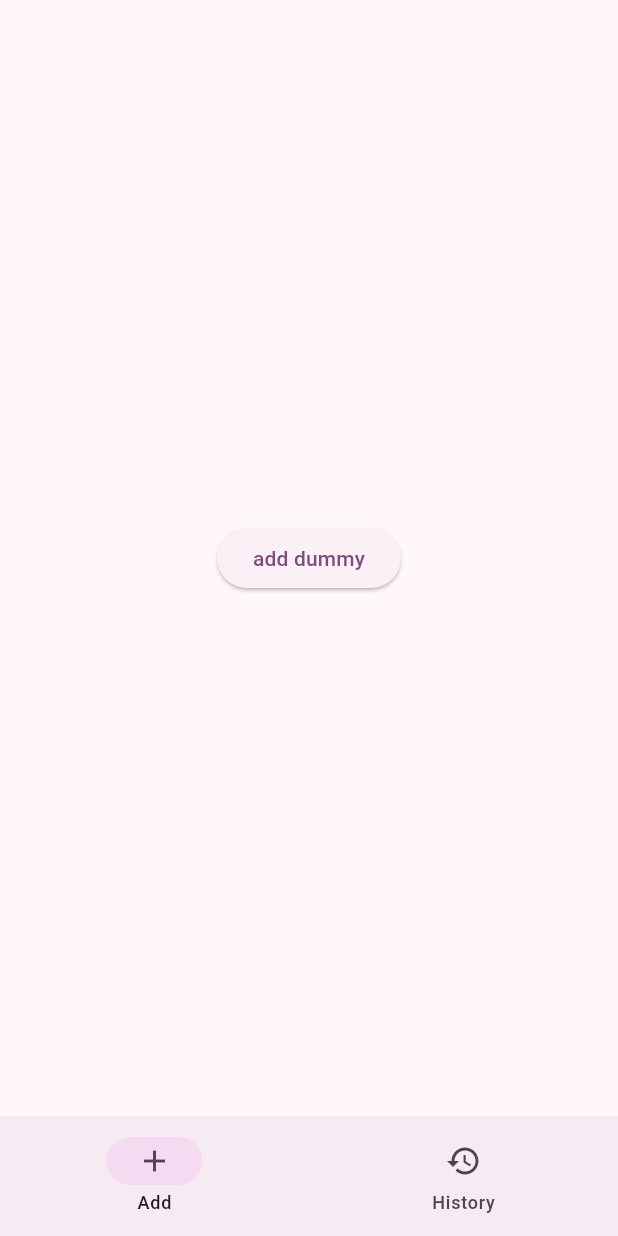
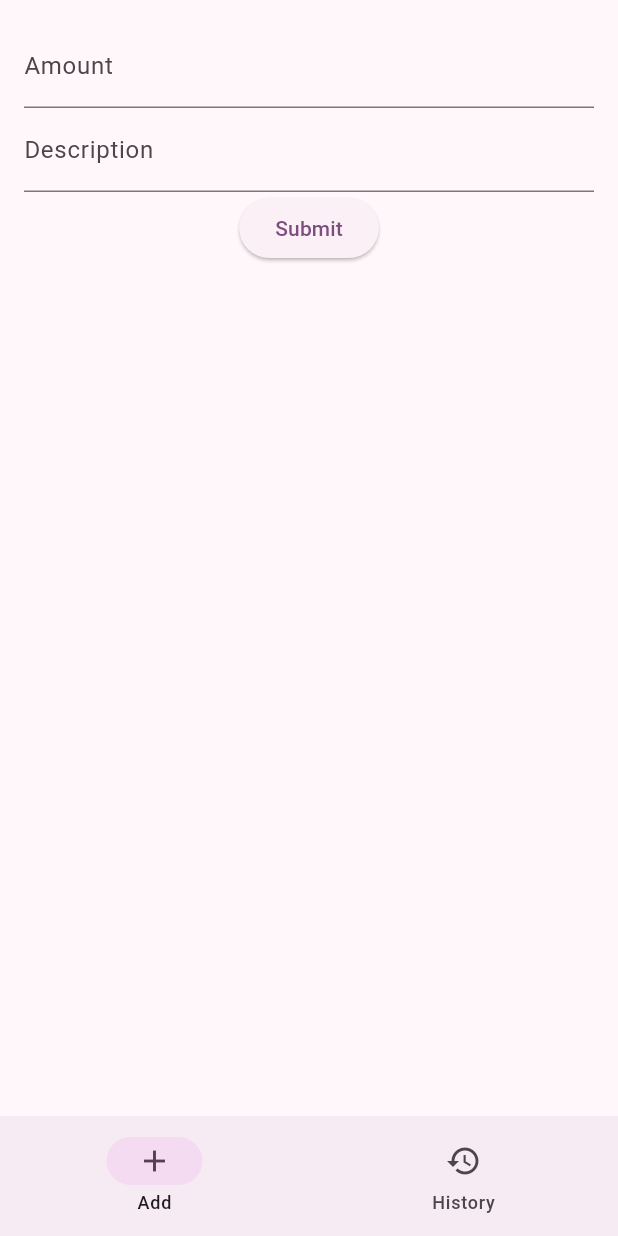
Before and after one commit to MicTheFox/expense_tracker, a Flutter app: the screen it shows after launch, on a phone screen of 412 x 824 dp. Run offline on Flutter 3.47's test engine with Material 3 defaults, Android fonts, the phone set to English and light mode, and no system bars; our stand-ins replace equatable, flutter_bloc, go_router, objectbox; generated files the repository leaves out were written again.

Commit message:
add addExpense form

```diff
--- a/lib/expense/data_models/expense.dart
+++ b/lib/expense/data_models/expense.dart
@@ -45,7 +45,13 @@ class Expense extends Equatable {
   });
 
   @override
-  List<Object?> get props => [id];
+  List<Object?> get props => [
+    id,
+    createdAt,
+    expenseDateTime,
+    amount,
+    description,
+  ];
 }
 
 enum Category {
--- a/lib/expense/repository/local_expense_repository.dart
+++ b/lib/expense/repository/local_expense_repository.dart
@@ -20,6 +20,9 @@ final class LocalExpenseRepository implements ExpenseRepository {
 
   @override
   Future<int> put(Expense expense) async {
-    return db.put(expense);
+    final id = db.put(expense);
+
+    _expenseUpdateController.add(expense);
+    return id;
   }
 }
--- a/lib/expense/state/expense_cubit.dart
+++ b/lib/expense/state/expense_cubit.dart
@@ -11,9 +11,11 @@ class ExpenseCubit extends Cubit<ExpenseState> {
 
   void add(Expense expense) async {
     try {
+      emit(ExpenseAdding(expense: expense));
       expenseRepository.put(expense);
 
       emit(ExpenseAdded(expense: expense));
+      emit(ExpenseEmpty());
     } catch (_) {
       emit(ExpenseAddedError(expense: expense));
     }
--- a/lib/expense/state/expense_state.dart
+++ b/lib/expense/state/expense_state.dart
@@ -6,6 +6,15 @@ sealed class ExpenseState extends Equatable {}
 final class ExpenseEmpty extends ExpenseState {
   @override
   List<Object?> get props => [];
+}
+
+final class ExpenseAdding extends ExpenseState {
+  final Expense expense;
+
+  ExpenseAdding({required this.expense});
+
+  @override
+  List<Object?> get props => [expense];
 }
 
 final class ExpenseAdded extends ExpenseState {
--- /dev/null
+++ b/lib/expense/widgets/add_expense_form.dart
@@ -0,0 +1,68 @@
+import 'package:expense_tracker/expense/data_models/expense.dart';
+import 'package:expense_tracker/expense/state/expense_cubit.dart';
+import 'package:flutter/material.dart';
+import 'package:flutter_bloc/flutter_bloc.dart';
+
+class AddExpenseForm extends StatelessWidget {
+  final bool isLoading;
+  AddExpenseForm({super.key, required this.isLoading});
+
+  final _formKey = GlobalKey<FormState>();
+
+  final _amountController = TextEditingController();
+  final _descriptionController = TextEditingController();
+  final DateTime _expenseDateTime = DateTime.now();
+
+  @override
+  Widget build(BuildContext context) {
+    return Form(
+      key: _formKey,
+      child: Column(
+        children: [
+          TextFormField(
+            controller: _amountController,
+            decoration: const InputDecoration(labelText: 'Amount'),
+            validator: (value) {
+              if (value == null || value.isEmpty) {
+                return 'Please enter some amount';
+              }
+
+              final amount = double.tryParse(value);
+              if (amount == null) {
+                return 'Please enter a valid amount';
+              }
+              return null;
+            },
+          ),
+          TextFormField(
+            controller: _descriptionController,
+            keyboardType: TextInputType.multiline,
+            maxLines: null,
+            decoration: const InputDecoration(labelText: 'Description'),
+          ),
+          ElevatedButton(
+            onPressed:
+                isLoading
+                    ? null
+                    : () {
+                      if (_formKey.currentState!.validate()) {
+                        final expense = Expense(
+                          createdAt: DateTime.now(),
+                          expenseDateTime: _expenseDateTime,
+                          amount: double.parse(_amountController.text),
+                          description: _descriptionController.text,
+                        );
+
+                        context.read<ExpenseCubit>().add(expense);
+                      }
+                    },
+            child:
+                isLoading
+                    ? const CircularProgressIndicator()
+                    : const Text('Submit'),
+          ),
+        ],
+      ),
+    );
+  }
+}
--- a/lib/expense/widgets/add_expense_page.dart
+++ b/lib/expense/widgets/add_expense_page.dart
@@ -1,6 +1,7 @@
 import 'package:expense_tracker/expense/data_models/expense.dart';
 import 'package:expense_tracker/expense/state/expense_cubit.dart';
 import 'package:expense_tracker/expense/state/expense_state.dart';
+import 'package:expense_tracker/expense/widgets/add_expense_form.dart';
 import 'package:flutter/material.dart';
 import 'package:flutter_bloc/flutter_bloc.dart';
 
@@ -9,36 +10,16 @@ class AddExpensePage extends StatelessWidget {
 
   @override
   Widget build(BuildContext context) {
-    return BlocBuilder<ExpenseCubit, ExpenseState>(
-      builder:
-          (context, state) => switch (state) {
-            ExpenseEmpty() => const _Empty(),
-            ExpenseAdded() => _Added(expense: state.expense),
-            ExpenseAddedError() => const _Error(),
-          },
-    );
-  }
-}
-
-class _Empty extends StatelessWidget {
-  const _Empty();
-
-  @override
-  Widget build(BuildContext context) {
-    return Center(
-      child: ElevatedButton(
-        onPressed: () {
-          final dummy = Expense(
-            createdAt: DateTime.now(),
-            expenseDateTime: DateTime.now(),
-            amount: 12.98,
-            category: Category.travel,
-            description: 'description',
-          );
-
-          context.read<ExpenseCubit>().add(dummy);
-        },
-        child: const Text('add dummy'),
+    return Padding(
+      padding: const EdgeInsets.all(16),
+      child: BlocBuilder<ExpenseCubit, ExpenseState>(
+        builder:
+            (context, state) => switch (state) {
+              ExpenseEmpty() => AddExpenseForm(isLoading: false),
+              ExpenseAdding() => AddExpenseForm(isLoading: true),
+              ExpenseAdded() => _Added(expense: state.expense),
+              ExpenseAddedError() => const _Error(),
+            },
       ),
     );
   }
--- a/lib/router/router.dart
+++ b/lib/router/router.dart
@@ -7,6 +7,8 @@ import 'package:expense_tracker/router/route_names.dart';
 import 'package:flutter/material.dart';
 import 'package:flutter_bloc/flutter_bloc.dart';
 import 'package:go_router/go_router.dart';
+
+final expenseRepository = LocalExpenseRepository();
 
 final GoRouter router = GoRouter(
   initialLocation: '/add-expense',
@@ -33,7 +35,6 @@ final GoRouter router = GoRouter(
         ),
       ],
       builder: (context, state, navigationShell) {
-        final expenseRepository = LocalExpenseRepository();
         return MultiBlocProvider(
           providers: [
             BlocProvider(
```
